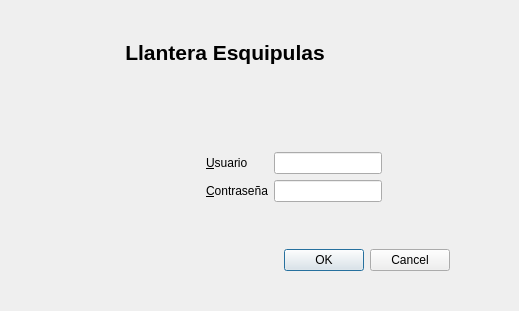
Qt form src/ui/user.ui (armonge/EsquipulasPy) before a commit.
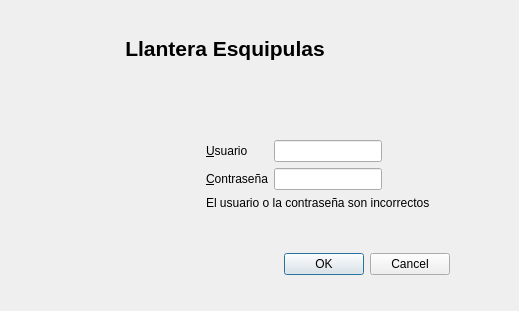
The same form after that commit. Icons and pictures are not drawn.

Commit message: - Ahora el dialogo de inicio de sesión tiene una propiedad max en su constructor que le indica cuantos intentos tiene para conseguir un usuario valido, ademas tiene un objeto user como propiedad

Diff of the .ui file:
```diff
--- a/src/ui/user.ui
+++ b/src/ui/user.ui
@@ -118,7 +118,7 @@
         </item>
        </layout>
       </item>
-      <item row="7" column="0" colspan="5">
+      <item row="8" column="0" colspan="5">
        <widget class="QDialogButtonBox" name="buttonbox">
         <property name="orientation">
          <enum>Qt::Horizontal</enum>
@@ -154,7 +154,7 @@
         </property>
        </spacer>
       </item>
-      <item row="6" column="0" colspan="6">
+      <item row="7" column="0" colspan="6">
        <spacer name="verticalSpacer_2">
         <property name="orientation">
          <enum>Qt::Vertical</enum>
@@ -245,7 +245,7 @@
         </property>
        </spacer>
       </item>
-      <item row="8" column="0" colspan="6">
+      <item row="9" column="0" colspan="6">
        <spacer name="verticalSpacer_3">
         <property name="orientation">
          <enum>Qt::Vertical</enum>
@@ -258,6 +258,16 @@
         </property>
        </spacer>
       </item>
+      <item row="6" column="3" colspan="2">
+       <widget class="QLabel" name="lblError">
+        <property name="text">
+         <string>El usuario o la contraseña son incorrectos</string>
+        </property>
+        <property name="error" stdset="0">
+         <bool>true</bool>
+        </property>
+       </widget>
+      </item>
      </layout>
     </widget>
    </item>
```
The commit also changes 32 other files.
